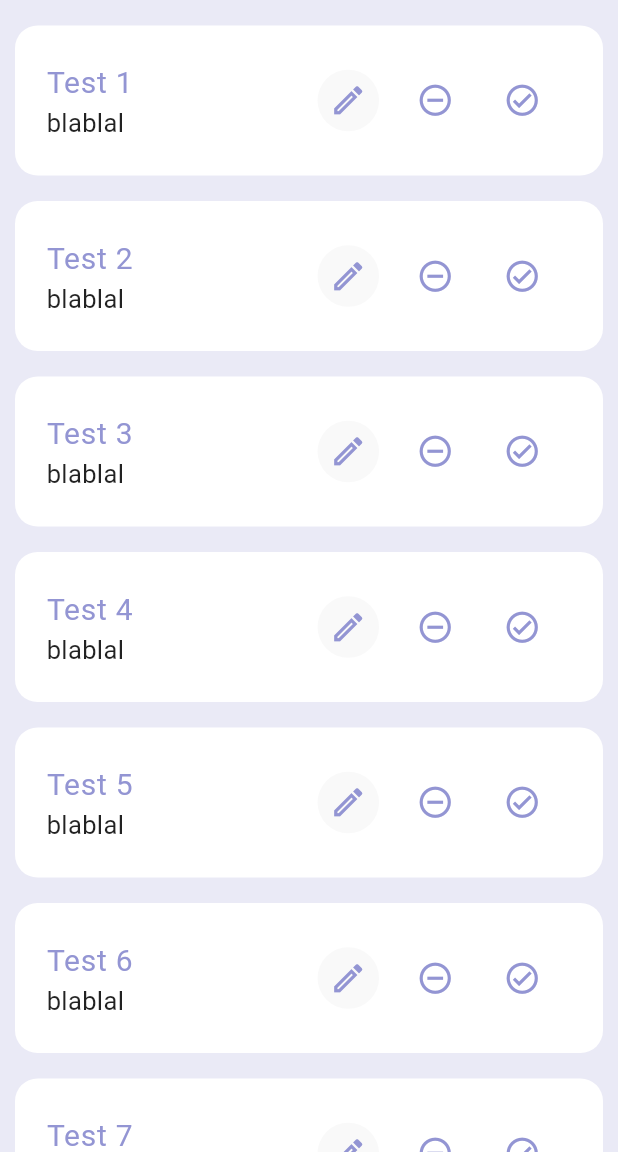
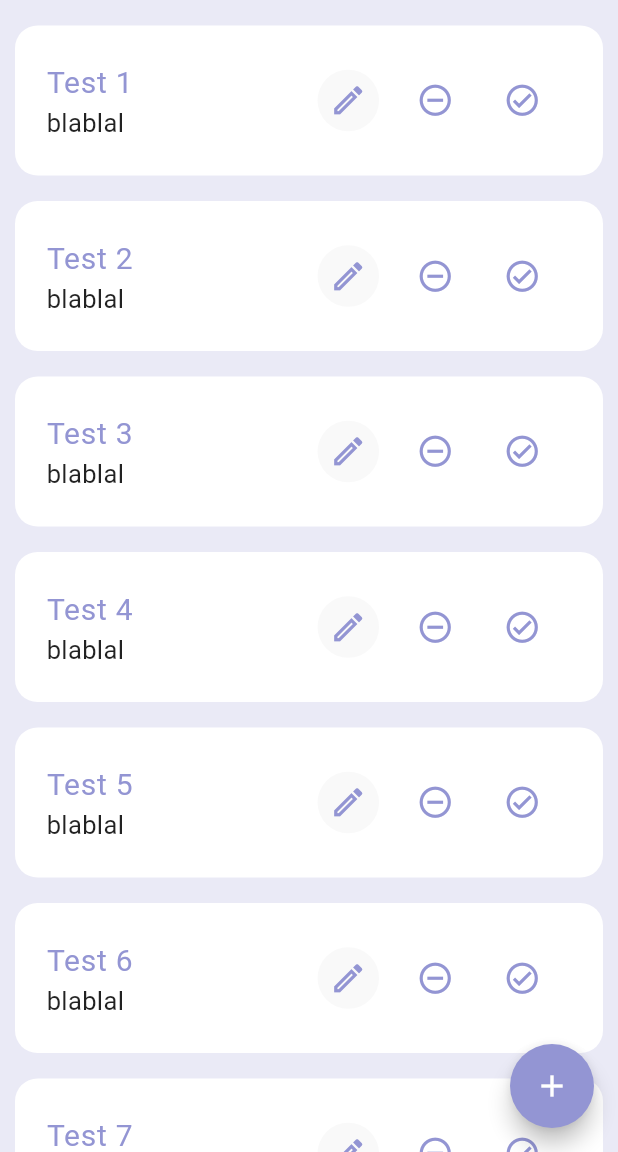
Before and after one commit to gabrielnavas/todo_flutter_app, a Flutter app: the screen it shows after launch, on a phone screen of 412 x 824 dp, the part 84-1236 px from its top. Run offline on Flutter 3.47's test engine with Material 3 defaults, Android fonts, the phone set to English and light mode, and no system bars.

Commit message:
add routes and basic of the todo item screen

```diff
--- a/lib/main.dart
+++ b/lib/main.dart
@@ -1,6 +1,7 @@
 import 'package:flutter/material.dart';
 import 'package:provider/provider.dart';
 import 'package:todo_app/providers/todo_list_provider.dart';
+import 'package:todo_app/routes.dart';
 import 'package:todo_app/screens/todo_home_screen.dart';
 
 void main() {
@@ -57,6 +58,7 @@ class MyApp extends StatelessWidget {
             titleAlignment: ListTileTitleAlignment.center,
           ),
         ),
+        routes: Routes.routes(),
         home: const TodoHomeScreen(),
       ),
     );
--- /dev/null
+++ b/lib/routes.dart
@@ -0,0 +1,15 @@
+import 'package:flutter/material.dart';
+import 'package:todo_app/screens/todo_home_screen.dart';
+import 'package:todo_app/screens/todo_item_screen.dart';
+
+class Routes {
+  static const String todoList = "todo_list";
+  static const String todoItem = "todo_item";
+
+  static Map<String, Widget Function(BuildContext)> routes() {
+    return {
+      "home": (_) => const TodoHomeScreen(),
+      "todo_item": (_) => const TodoItemScreen(),
+    };
+  }
+}
--- a/lib/screens/todo_home_screen.dart
+++ b/lib/screens/todo_home_screen.dart
@@ -2,6 +2,7 @@ import 'package:flutter/material.dart';
 import 'package:provider/provider.dart';
 import 'package:todo_app/models/todo.dart';
 import 'package:todo_app/providers/todo_list_provider.dart';
+import 'package:todo_app/routes.dart';
 import 'package:todo_app/widgets/todo_item.dart';
 
 class TodoHomeScreen extends StatelessWidget {
@@ -13,6 +14,19 @@ class TodoHomeScreen extends StatelessWidget {
     final List<Todo> items = todoList.items;
 
     return Scaffold(
+      floatingActionButton: FloatingActionButton(
+        onPressed: () {
+          Navigator.of(context).pushNamed(Routes.todoItem);
+        },
+        shape: RoundedRectangleBorder(
+          side: const BorderSide(width: 3, color: Colors.transparent),
+          borderRadius: BorderRadius.circular(100),
+        ),
+        child: Icon(
+          Icons.add,
+          color: Theme.of(context).colorScheme.onSurface,
+        ),
+      ),
       appBar: AppBar(
         title: const Text('TODO APP'),
         actions: const [
```
Also changed, not shown: lib/screens/todo_item_screen.dart (added, +28 -0 lines).
